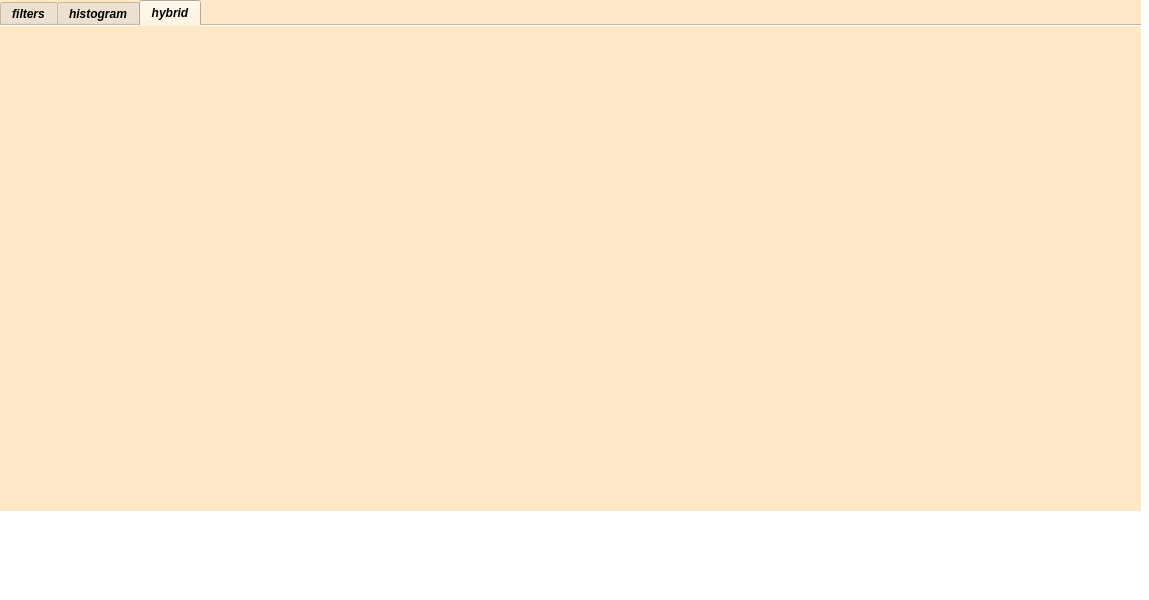
YousrHejy/Task1_CV, file test2-cv/task2_cv/mainwindow.ui: the form before one commit.
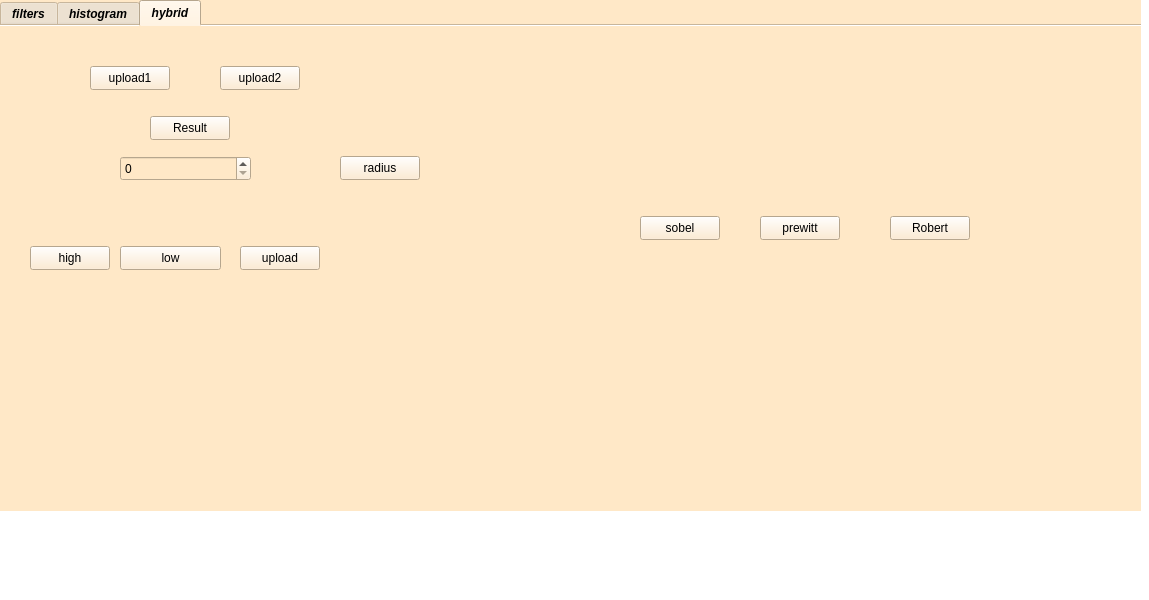
The form after the commit. The open tabs and pages were chosen to show the change.

What changed in the file:
```diff
--- a/test2-cv/task2_cv/mainwindow.ui
+++ b/test2-cv/task2_cv/mainwindow.ui
@@ -421,6 +421,146 @@
      <attribute name="title">
       <string>hybrid</string>
      </attribute>
+     <widget class="QPushButton" name="pushButton_20">
+      <property name="geometry">
+       <rect>
+        <x>90</x>
+        <y>40</y>
+        <width>80</width>
+        <height>24</height>
+       </rect>
+      </property>
+      <property name="text">
+       <string>upload1</string>
+      </property>
+     </widget>
+     <widget class="QPushButton" name="pushButton_21">
+      <property name="geometry">
+       <rect>
+        <x>220</x>
+        <y>40</y>
+        <width>80</width>
+        <height>24</height>
+       </rect>
+      </property>
+      <property name="text">
+       <string>upload2</string>
+      </property>
+     </widget>
+     <widget class="QPushButton" name="pushButton_22">
+      <property name="geometry">
+       <rect>
+        <x>340</x>
+        <y>130</y>
+        <width>80</width>
+        <height>24</height>
+       </rect>
+      </property>
+      <property name="text">
+       <string>radius</string>
+      </property>
+     </widget>
+     <widget class="QSpinBox" name="spinBox_6">
+      <property name="geometry">
+       <rect>
+        <x>120</x>
+        <y>130</y>
+        <width>131</width>
+        <height>25</height>
+       </rect>
+      </property>
+     </widget>
+     <widget class="QPushButton" name="pushButton_23">
+      <property name="geometry">
+       <rect>
+        <x>150</x>
+        <y>90</y>
+        <width>80</width>
+        <height>24</height>
+       </rect>
+      </property>
+      <property name="text">
+       <string>Result</string>
+      </property>
+     </widget>
+     <widget class="QPushButton" name="pushButton_24">
+      <property name="geometry">
+       <rect>
+        <x>120</x>
+        <y>220</y>
+        <width>101</width>
+        <height>24</height>
+       </rect>
+      </property>
+      <property name="text">
+       <string>low</string>
+      </property>
+     </widget>
+     <widget class="QPushButton" name="pushButton_25">
+      <property name="geometry">
+       <rect>
+        <x>240</x>
+        <y>220</y>
+        <width>80</width>
+        <height>24</height>
+       </rect>
+      </property>
+      <property name="text">
+       <string>upload</string>
+      </property>
+     </widget>
+     <widget class="QPushButton" name="pushButton_26">
+      <property name="geometry">
+       <rect>
+        <x>30</x>
+        <y>220</y>
+        <width>80</width>
+        <height>24</height>
+       </rect>
+      </property>
+      <property name="text">
+       <string>high</string>
+      </property>
+     </widget>
+     <widget class="QPushButton" name="pushButton_27">
+      <property name="geometry">
+       <rect>
+        <x>760</x>
+        <y>190</y>
+        <width>80</width>
+        <height>24</height>
+       </rect>
+      </property>
+      <property name="text">
+       <string>prewitt</string>
+      </property>
+     </widget>
+     <widget class="QPushButton" name="pushButton_28">
+      <property name="geometry">
+       <rect>
+        <x>640</x>
+        <y>190</y>
+        <width>80</width>
+        <height>24</height>
+       </rect>
+      </property>
+      <property name="text">
+       <string>sobel</string>
+      </property>
+     </widget>
+     <widget class="QPushButton" name="pushButton_29">
+      <property name="geometry">
+       <rect>
+        <x>890</x>
+        <y>190</y>
+        <width>80</width>
+        <height>24</height>
+       </rect>
+      </property>
+      <property name="text">
+       <string>Robert</string>
+      </property>
+     </widget>
     </widget>
    </widget>
   </widget>
```
Left out of the diff: 206 changed lines with no effect on the pictures.
